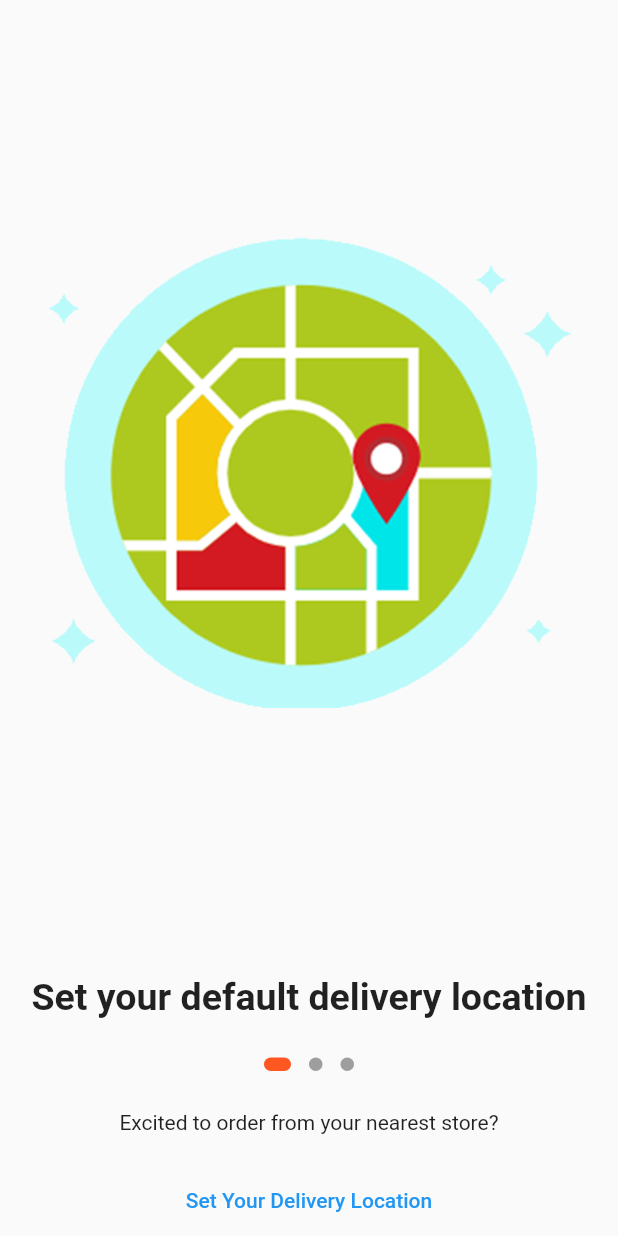
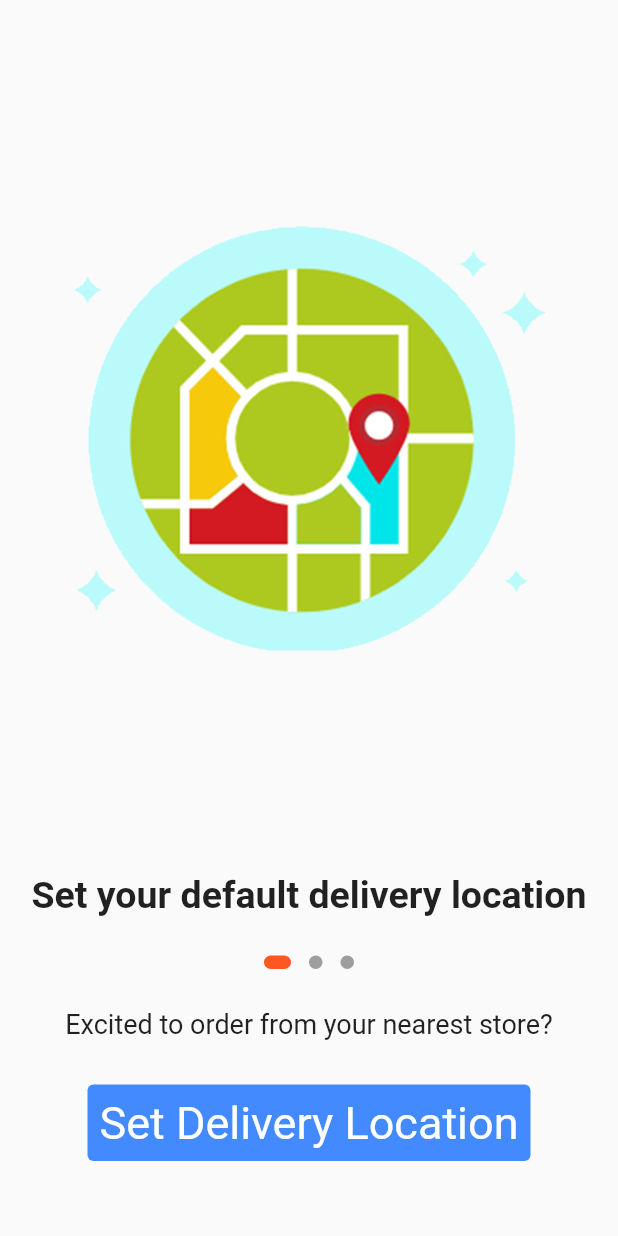
Before and after one commit to ekographs/mobilesystem, a Flutter app: the screen it shows after launch, on a phone screen of 412 x 824 dp. Run offline on Flutter 3.47's test engine with Material 2 defaults, Android fonts, the phone set to English and light mode, and no system bars; drawn by our look-alikes of dots_indicator.

Commit message:
welcome screen looking good

```diff
--- a/lib/screens/welcome_screen.dart
+++ b/lib/screens/welcome_screen.dart
@@ -1,24 +1,33 @@
+import 'package:flutter/cupertino.dart';
 import 'package:flutter/material.dart';
 import 'package:mobilesystem/screens/onboard_screen.dart';
+
+import 'constants.dart';
 
 class WelcomeScreen extends StatelessWidget {
   @override
   Widget build(BuildContext context) {
     return Scaffold(
-      body: Column(
-        children: [
-          Expanded(child: OnBoardScreen()),
-          Text('Excited to order from your nearest store?'),
-          SizedBox(height: 20,),
-          TextButton(
-            style: ButtonStyle(
-              foregroundColor: MaterialStateProperty.all<Color>(Colors.blue),
+      body: Padding(
+        padding: const EdgeInsets.all(20.0),
+        child: Column(
+          children: [
+            Expanded(child: OnBoardScreen()),
+            Text('Excited to order from your nearest store?', style: TextStyle(fontSize: 18,) ),
+            SizedBox(height: 30,),
+            TextButton(
+            style: TextButton.styleFrom(
+            backgroundColor: Colors.blueAccent,
+            alignment: Alignment.center,
+            primary: Colors.white,
+            textStyle: const TextStyle(fontSize: 30),
             ),
             onPressed: () {},
-            child: Text('Set Your Delivery Location'),
-
-          ),
-        ],
+              child: const Text('Set Delivery Location'),
+        ),
+            SizedBox(height: 30,),
+          ],
+        ),
       ),
     );
   }
```
